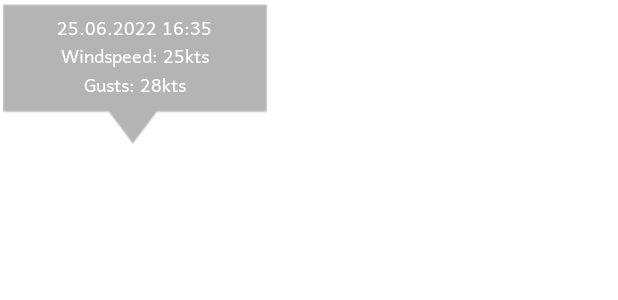
After one commit to ebaumj/lewind, an Android app: the layout marker_view.xml on its own in the app's theme, with its tools: preview values and no code run, on a phone screen of 412 x 824 dp. The commit adds this screen. Shown: the top 300 px of the screen. Run offline under Robolectric (Android 15) with nearby library versions, the phone set to English and light mode, and no system bars.

Commit message:
Marker bei Charkt hinzugefügt, Position noch anpassen

```diff
--- /dev/null
+++ b/app/src/main/res/layout/marker_view.xml
@@ -0,0 +1,54 @@
+<?xml version="1.0" encoding="utf-8"?>
+<RelativeLayout xmlns:android="http://schemas.android.com/apk/res/android"
+    xmlns:tools="http://schemas.android.com/tools"
+    android:layout_width="wrap_content"
+    android:layout_height="100dp"
+    android:background="@drawable/marker2"
+    tools:ignore="Overdraw">
+
+    <TextView
+        android:id="@+id/tvMarkerDate"
+        android:layout_width="wrap_content"
+        android:layout_height="wrap_content"
+        android:layout_centerHorizontal="true"
+        android:layout_marginLeft="5dp"
+        android:layout_marginTop="7dp"
+        android:layout_marginRight="5dp"
+        android:ellipsize="end"
+        android:singleLine="true"
+        android:text="25.06.2022 16:35"
+        android:textAppearance="?android:attr/textAppearanceSmall"
+        android:textColor="@android:color/white"
+        android:textSize="12sp" />
+
+    <TextView
+        android:id="@+id/tvMarkerWind"
+        android:layout_width="wrap_content"
+        android:layout_height="wrap_content"
+        android:layout_centerHorizontal="true"
+        android:layout_marginLeft="5dp"
+        android:layout_marginTop="26dp"
+        android:layout_marginRight="5dp"
+        android:ellipsize="end"
+        android:singleLine="true"
+        android:text="Windspeed: 25kts"
+        android:textAppearance="?android:attr/textAppearanceSmall"
+        android:textColor="@android:color/white"
+        android:textSize="12sp" />
+
+    <TextView
+        android:id="@+id/tvMarkerGust"
+        android:layout_width="wrap_content"
+        android:layout_height="wrap_content"
+        android:layout_centerHorizontal="true"
+        android:layout_marginLeft="5dp"
+        android:layout_marginTop="45dp"
+        android:layout_marginRight="5dp"
+        android:ellipsize="end"
+        android:singleLine="true"
+        android:text="Gusts: 28kts"
+        android:textAppearance="?android:attr/textAppearanceSmall"
+        android:textColor="@android:color/white"
+        android:textSize="12sp" />
+
+</RelativeLayout>
```
Also changed, not shown: app/src/main/java/com/baumannsw/lewind/ChartMarker.java (added, +85 -0 lines), app/src/main/java/com/baumannsw/lewind/HistoryActivity.java (+12 -16 lines), app/src/main/res/drawable/marker2.png (added).
